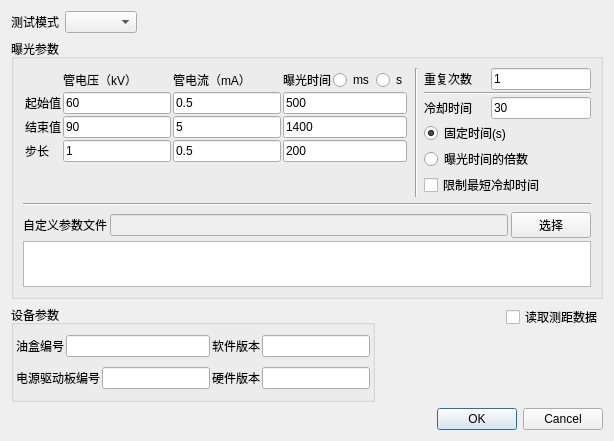
Old version of the form test_param_settings.ui in the repository curious-heart/X-exposer-tool.
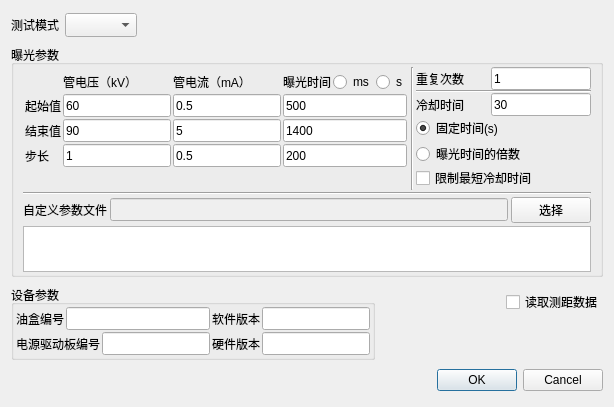
New version of the form.

Commit message: Adjust test_param_setting dialog layout.

Patch:
```diff
--- a/test_param_settings.ui
+++ b/test_param_settings.ui
@@ -7,30 +7,61 @@
     <x>0</x>
     <y>0</y>
     <width>614</width>
-    <height>441</height>
+    <height>407</height>
    </rect>
   </property>
   <property name="sizePolicy">
-   <sizepolicy hsizetype="Expanding" vsizetype="Minimum">
+   <sizepolicy hsizetype="Expanding" vsizetype="Maximum">
     <horstretch>0</horstretch>
     <verstretch>0</verstretch>
    </sizepolicy>
   </property>
+  <property name="minimumSize">
+   <size>
+    <width>0</width>
+    <height>0</height>
+   </size>
+  </property>
+  <property name="maximumSize">
+   <size>
+    <width>16777215</width>
+    <height>16777215</height>
+   </size>
+  </property>
   <property name="windowTitle">
    <string>Dialog</string>
   </property>
   <layout class="QVBoxLayout" name="verticalLayout_7">
+   <property name="spacing">
+    <number>6</number>
+   </property>
+   <property name="sizeConstraint">
+    <enum>QLayout::SetDefaultConstraint</enum>
+   </property>
    <item>
     <layout class="QHBoxLayout" name="horizontalLayout">
      <item>
       <widget class="QLabel" name="testModeLbl">
+       <property name="minimumSize">
+        <size>
+         <width>0</width>
+         <height>24</height>
+        </size>
+       </property>
        <property name="text">
         <string>测试模式</string>
        </property>
       </widget>
      </item>
      <item>
-      <widget class="QComboBox" name="testModeComboBox"/>
+      <widget class="QComboBox" name="testModeComboBox">
+       <property name="minimumSize">
+        <size>
+         <width>0</width>
+         <height>24</height>
+        </size>
+       </property>
+      </widget>
      </item>
      <item>
       <spacer name="horizontalSpacer">
@@ -50,19 +81,43 @@
    <item>
     <widget class="QGroupBox" name="groupBox">
      <property name="sizePolicy">
-      <sizepolicy hsizetype="Preferred" vsizetype="Minimum">
+      <sizepolicy hsizetype="Preferred" vsizetype="Maximum">
        <horstretch>0</horstretch>
        <verstretch>0</verstretch>
       </sizepolicy>
      </property>
+     <property name="minimumSize">
+      <size>
+       <width>0</width>
+       <height>0</height>
+      </size>
+     </property>
+     <property name="maximumSize">
+      <size>
+       <width>16777215</width>
+       <height>16777215</height>
+      </size>
+     </property>
      <property name="title">
       <string>曝光参数</string>
      </property>
      <layout class="QVBoxLayout" name="verticalLayout_5">
+      <property name="spacing">
+       <number>2</number>
+      </property>
+      <property name="topMargin">
+       <number>2</number>
+      </property>
+      <property name="bottomMargin">
+       <number>2</number>
+      </property>
       <item>
        <layout class="QHBoxLayout" name="horizontalLayout_8">
         <item>
          <layout class="QVBoxLayout" name="verticalLayout_4">
+          <property name="spacing">
+           <number>0</number>
+          </property>
           <item>
            <layout class="QGridLayout" name="gridLayout" rowminimumheight="0,0,0,0">
             <property name="sizeConstraint">
@@ -134,6 +189,12 @@
             </item>
             <item row="1" column="1">
              <widget class="QLineEdit" name="cubeVoltStartEdit">
+              <property name="minimumSize">
+               <size>
+                <width>0</width>
+                <height>23</height>
+               </size>
+              </property>
               <property name="text">
                <string>60</string>
               </property>
@@ -141,6 +202,12 @@
             </item>
             <item row="1" column="2">
              <widget class="QLineEdit" name="cubeCurrentStartEdit">
+              <property name="minimumSize">
+               <size>
+                <width>0</width>
+                <height>23</height>
+               </size>
+              </property>
               <property name="text">
                <string>0.5</string>
               </property>
@@ -150,6 +217,12 @@
              <layout class="QHBoxLayout" name="horizontalLayout_11">
               <item>
                <widget class="QLineEdit" name="expoDuraStartEdit">
+                <property name="minimumSize">
+                 <size>
+                  <width>0</width>
+                  <height>23</height>
+                 </size>
+                </property>
                 <property name="text">
                  <string>500</string>
                 </property>
@@ -166,6 +239,12 @@
             </item>
             <item row="2" column="1">
              <widget class="QLineEdit" name="cubeVoltEndEdit">
+              <property name="minimumSize">
+               <size>
+                <width>0</width>
+                <height>23</height>
+               </size>
+              </property>
               <property name="text">
                <string>90</string>
               </property>
@@ -173,6 +252,12 @@
             </item>
             <item row="2" column="2">
              <widget class="QLineEdit" name="cubeCurrentEndEdit">
+              <property name="minimumSize">
+               <size>
+                <width>0</width>
+                <height>23</height>
+               </size>
+              </property>
               <property name="text">
                <string>5</string>
               </property>
@@ -182,6 +267,12 @@
              <layout class="QHBoxLayout" name="horizontalLayout_12">
               <item>
                <widget class="QLineEdit" name="expoDuraEndEdit">
+                <property name="minimumSize">
+                 <size>
+                  <width>0</width>
+                  <height>23</height>
+                 </size>
+                </property>
                 <property name="text">
                  <string>1400</string>
                 </property>
@@ -201,6 +292,12 @@
               <property name="enabled">
                <bool>true</bool>
               </property>
+              <property name="minimumSize">
+               <size>
+                <width>0</width>
+                <height>23</height>
+               </size>
+              </property>
               <property name="text">
                <string>1</string>
               </property>
@@ -208,6 +305,12 @@
             </item>
             <item row="3" column="2">
              <widget class="QLineEdit" name="cubeCurrentStepEdit">
+              <property name="minimumSize">
+               <size>
+                <width>0</width>
+                <height>23</height>
+               </size>
+              </property>
               <property name="text">
                <string>0.5</string>
               </property>
@@ -217,6 +320,12 @@
              <layout class="QHBoxLayout" name="horizontalLayout_13">
               <item>
                <widget class="QLineEdit" name="expoDuraStepEdit">
+                <property name="minimumSize">
+                 <size>
+                  <width>0</width>
+                  <height>23</height>
+                 </size>
+                </property>
                 <property name="text">
                  <string>200</string>
                 </property>
@@ -231,6 +340,9 @@
             <property name="orientation">
              <enum>Qt::Vertical</enum>
             </property>
+            <property name="sizeType">
+             <enum>QSizePolicy::Maximum</enum>
+            </property>
             <property name="sizeHint" stdset="0">
              <size>
               <width>20</width>
@@ -251,7 +363,7 @@
         <item>
          <layout class="QVBoxLayout" name="verticalLayout_3">
           <property name="spacing">
-           <number>2</number>
+           <number>0</number>
           </property>
           <item>
            <layout class="QHBoxLayout" name="horizontalLayout_6">
@@ -264,6 +376,12 @@
             </item>
             <item>
              <widget class="QLineEdit" name="repeatsNumEdit">
+              <property name="minimumSize">
+               <size>
+                <width>0</width>
+                <height>23</height>
+               </size>
+              </property>
               <property name="maximumSize">
                <size>
                 <width>100</width>
@@ -295,6 +413,12 @@
             </item>
             <item>
              <widget class="QLineEdit" name="coolDuraEdit">
+              <property name="minimumSize">
+               <size>
+                <width>0</width>
+                <height>23</height>
+               </size>
+              </property>
               <property name="maximumSize">
                <size>
                 <width>100</width>
@@ -310,6 +434,9 @@
           </item>
           <item>
            <layout class="QVBoxLayout" name="verticalLayout">
+            <property name="spacing">
+             <number>2</number>
+            </property>
             <item>
              <widget class="QRadioButton" name="fixedCoolDuraRButton">
               <property name="text">
@@ -366,6 +493,12 @@
             <property name="enabled">
              <bool>false</bool>
             </property>
+            <property name="minimumSize">
+             <size>
+              <width>0</width>
+              <height>23</height>
+             </size>
+            </property>
            </widget>
           </item>
           <item>
@@ -385,6 +518,12 @@
             <verstretch>0</verstretch>
            </sizepolicy>
           </property>
+          <property name="minimumSize">
+           <size>
+            <width>0</width>
+            <height>0</height>
+           </size>
+          </property>
           <property name="maximumSize">
            <size>
             <width>16777215</width>
@@ -400,8 +539,29 @@
    </item>
    <item>
     <layout class="QHBoxLayout" name="horizontalLayout_14">
+     <property name="sizeConstraint">
+      <enum>QLayout::SetDefaultConstraint</enum>
+     </property>
      <item>
       <widget class="QGroupBox" name="groupBox_2">
+       <property name="sizePolicy">
+        <sizepolicy hsizetype="Preferred" vsizetype="Maximum">
+         <horstretch>0</horstretch>
+         <verstretch>0</verstretch>
+        </sizepolicy>
+       </property>
+       <property name="minimumSize">
+        <size>
+         <width>0</width>
+         <height>0</height>
+        </size>
+       </property>
+       <property name="maximumSize">
+        <size>
+         <width>16777215</width>
+         <height>16777215</height>
+        </size>
+       </property>
        <property name="title">
         <string>设备参数</string>
        </property>
@@ -434,7 +594,20 @@
            </widget>
           </item>
           <item>
-           <widget class="QLineEdit" name="oilBoxNoEdit"/>
+           <widget class="QLineEdit" name="oilBoxNoEdit">
+            <property name="sizePolicy">
+             <sizepolicy hsizetype="Expanding" vsizetype="Fixed">
+              <horstretch>0</horstretch>
+              <verstretch>0</verstretch>
+             </sizepolicy>
+            </property>
+            <property name="minimumSize">
+             <size>
+              <width>0</width>
+              <height>23</height>
+             </size>
+            </property>
+           </widget>
           </item>
          </layout>
         </item>
@@ -448,7 +621,20 @@
            </widget>
           </item>
           <item>
-           <widget class="QLineEdit" name="swVerStrEdit"/>
+           <widget class="QLineEdit" name="swVerStrEdit">
+            <property name="sizePolicy">
+             <sizepolicy hsizetype="Expanding" vsizetype="Fixed">
+              <horstretch>0</horstretch>
+              <verstretch>0</verstretch>
+             </sizepolicy>
+            </property>
+            <property name="minimumSize">
+             <size>
+              <width>0</width>
+              <height>23</height>
+             </size>
+            </property>
+           </widget>
           </item>
          </layout>
         </item>
@@ -462,7 +648,20 @@
            </widget>
           </item>
           <item>
-           <widget class="QLineEdit" name="hvCtrlBoardNoEdit"/>
+           <widget class="QLineEdit" name="hvCtrlBoardNoEdit">
+            <property name="sizePolicy">
+             <sizepolicy hsizetype="Expanding" vsizetype="Fixed">
+              <horstretch>0</horstretch>
+              <verstretch>0</verstretch>
+             </sizepolicy>
+            </property>
+            <property name="minimumSize">
+             <size>
+              <width>0</width>
+              <height>23</height>
+             </size>
+            </property>
+           </widget>
           </item>
          </layout>
         </item>
@@ -476,7 +675,20 @@
            </widget>
           </item>
           <item>
-           <widget class="QLineEdit" name="hwVerStrEdit"/>
+           <widget class="QLineEdit" name="hwVerStrEdit">
+            <property name="sizePolicy">
+             <sizepolicy hsizetype="Expanding" vsizetype="Fixed">
+              <horstretch>0</horstretch>
+              <verstretch>0</verstretch>
+             </sizepolicy>
+            </property>
+            <property name="minimumSize">
+             <size>
+              <width>0</width>
+              <height>23</height>
+             </size>
+            </property>
+           </widget>
           </item>
          </layout>
         </item>
@@ -513,6 +725,9 @@
          <property name="orientation">
           <enum>Qt::Vertical</enum>
          </property>
+         <property name="sizeType">
+          <enum>QSizePolicy::Maximum</enum>
+         </property>
          <property name="sizeHint" stdset="0">
           <size>
            <width>20</width>
@@ -527,6 +742,12 @@
    </item>
    <item>
     <widget class="QDialogButtonBox" name="buttonBox">
+     <property name="minimumSize">
+      <size>
+       <width>0</width>
+       <height>24</height>
+      </size>
+     </property>
      <property name="orientation">
       <enum>Qt::Horizontal</enum>
      </property>
```
